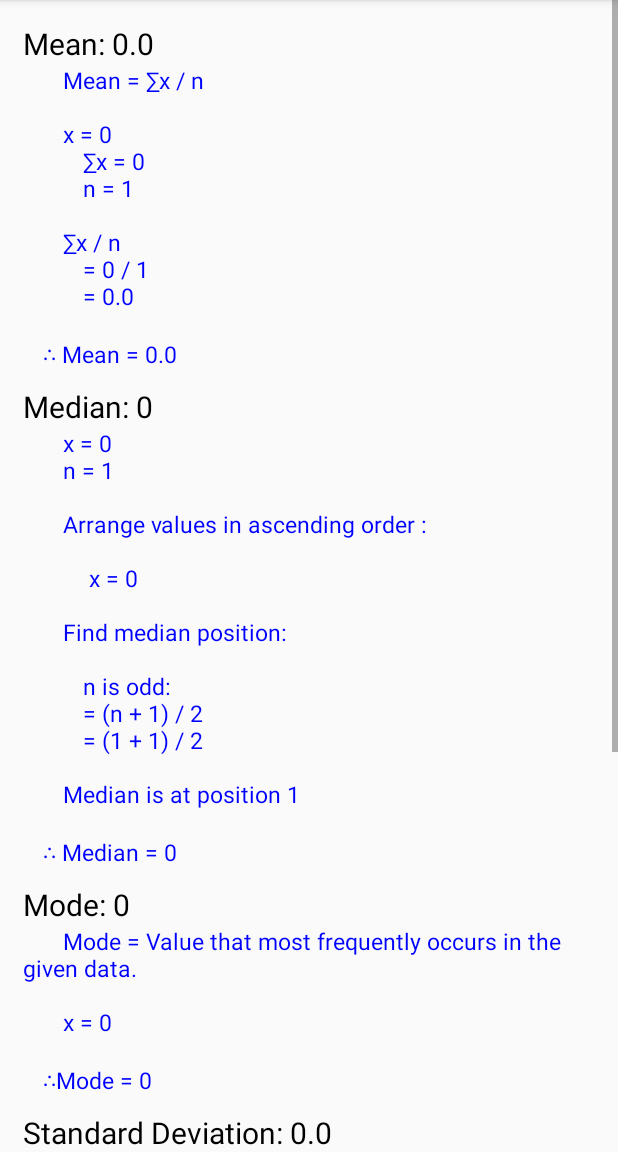
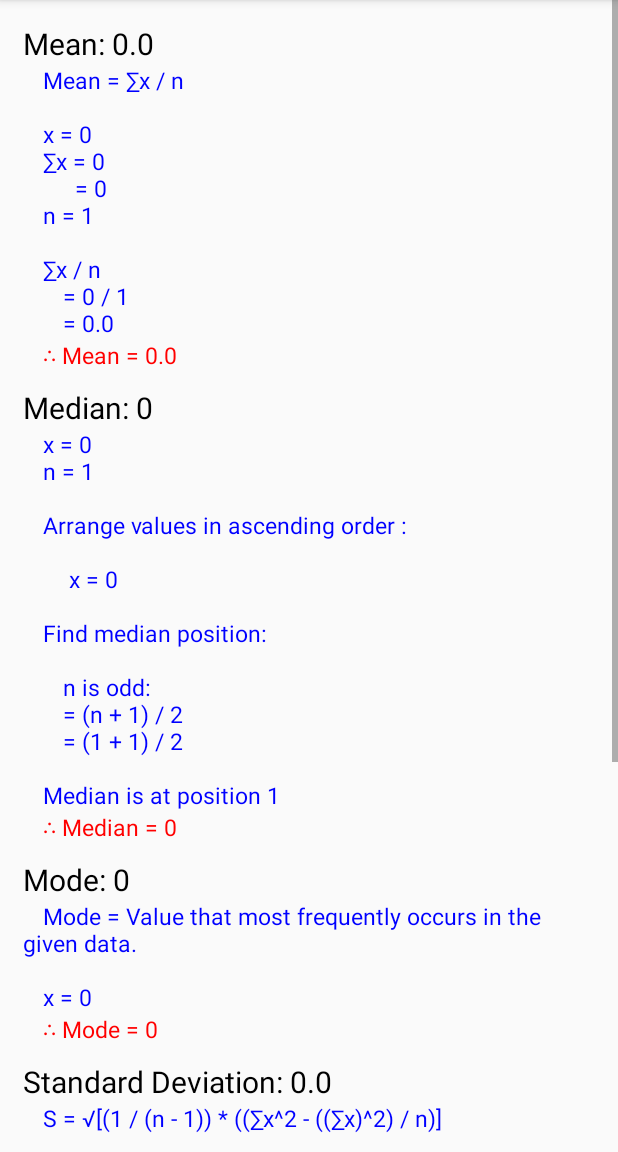
Before and after one commit to Nadzmi-Freelance/Central-Tendency-Snap, an Android app: the screen it shows after launch (Compute), after a tap on "COMPUTE", on a phone screen of 412 x 824 dp, the part 84-1236 px from its top. Run offline under Robolectric (Android 15) with nearby library versions, the phone set to English and light mode, and no system bars; libraries missing offline, so code that uses them is left out: org.apache.commons; network calls fail; 3 statements that could not run were skipped.

Commit message:
Remake the layout of steps in the answer

```diff
--- a/app/src/main/java/com/seladanghijau/centraltendencysnap/activity/Compute.java
+++ b/app/src/main/java/com/seladanghijau/centraltendencysnap/activity/Compute.java
@@ -21,6 +21,7 @@ public class Compute extends AppCompatActivity {
     // views
     TextView tvMean, tvMedian, tvMode, tvStandardDeviation, tvVariance;
     TextView tvMeanStep, tvMedianStep, tvModeStep, tvStandardDeviationStep, tvVarianceStep;
+    TextView tvMeanAnswer, tvMedianAnswer, tvModeAnswer, tvStandardDeviationAnswer, tvVarianceAnswer;
 
     // vars
     int[] ungroupData;
@@ -41,11 +42,18 @@ public class Compute extends AppCompatActivity {
         tvMode = (TextView) findViewById(R.id.tvMode);
         tvStandardDeviation = (TextView) findViewById(R.id.tvStandardDeviation);
         tvVariance = (TextView) findViewById(R.id.tvVariance);
+
         tvMeanStep = (TextView) findViewById(R.id.tvMeanStep);
         tvMedianStep = (TextView) findViewById(R.id.tvMedianStep);
         tvStandardDeviationStep = (TextView) findViewById(R.id.tvStandardDeviationStep);
         tvVarianceStep = (TextView) findViewById(R.id.tvVarianceStep);
         tvModeStep = (TextView) findViewById(R.id.tvModeStep);
+
+        tvMeanAnswer = (TextView) findViewById(R.id.tvMeanAnswer);
+        tvMedianAnswer = (TextView) findViewById(R.id.tvMedianAnswer);
+        tvModeAnswer = (TextView) findViewById(R.id.tvModeAnswer);
+        tvStandardDeviationAnswer = (TextView) findViewById(R.id.tvStandardDeviationAnswer);
+        tvVarianceAnswer = (TextView) findViewById(R.id.tvVarianceAnswer);
     }
 
     private void initVars() {
@@ -60,9 +68,9 @@ public class Compute extends AppCompatActivity {
 
         tvMean.setText("Mean: " + mean);
         tvMedian.setText("Median: " + median);
-        tvMode.setText("Mode: ");
         tvStandardDeviation.setText("Standard Deviation: " + standardDeviation);
         tvVariance.setText("Variance: " + variance);
+        tvMode.setText("Mode: ");
         for(int x=0 ; x<mode.size() ; x++) {
             if(x == mode.size()-1)
                 tvMode.append("" + mode.get(x));
@@ -75,6 +83,12 @@ public class Compute extends AppCompatActivity {
         tvModeStep.setText(calculator.modeStep());
         tvStandardDeviationStep.setText(calculator.standardDeviationStep());
         tvVarianceStep.setText(calculator.varianceStep());
+
+        tvMeanAnswer.setText(calculator.meanAnswer());
+        tvMedianAnswer.setText(calculator.medianAnswer());
+        tvModeAnswer.setText(calculator.modeAnswer());
+        tvStandardDeviationAnswer.setText(calculator.standardDeviationAnswer());
+        tvVarianceAnswer.setText(calculator.varianceAnswer());
     }
     // ---------------------------------------------------------------------------------------------
 }
--- a/app/src/main/java/com/seladanghijau/centraltendencysnap/activity/MainActivity.java
+++ b/app/src/main/java/com/seladanghijau/centraltendencysnap/activity/MainActivity.java
@@ -1,5 +1,6 @@
 package com.seladanghijau.centraltendencysnap.activity;
 
+import android.app.Activity;
 import android.content.Intent;
 import android.content.res.AssetManager;
 import android.graphics.Bitmap;
@@ -92,6 +93,21 @@ public class MainActivity extends AppCompatActivity implements OCRManager, View.
 
         return result;
     }
+
+    public void performCrop(Uri imageUri) {
+        Intent cropIntent;
+
+        try {
+            cropIntent = new Intent("com.android.camera.action.CROP");
+            cropIntent.setDataAndType(imageUri, "image/*");
+            cropIntent.putExtra("crop", "true");
+            cropIntent.putExtra("scale", true);
+            cropIntent.putExtra("noFaceDetection", true);
+            cropIntent.putExtra("return-data", true);
+
+            startActivityForResult(cropIntent, OCRProvider.PIC_CROP);
+        } catch (Exception e) { e.printStackTrace(); }
+    }
     // ---------------------------------------------------------------------------------------------
 
     // listener ------------------------------------------------------------------------------------
@@ -142,25 +158,33 @@ public class MainActivity extends AppCompatActivity implements OCRManager, View.
     }
 
     protected void onActivityResult(int requestCode, int resultCode, Intent data) {
-        if (requestCode == OCRProvider.REQUEST_IMAGE_CAPTURE && resultCode == RESULT_OK) {
-            Bitmap imageBitmap;
+        if(resultCode == RESULT_OK) {
+            switch (requestCode) {
+                case OCRProvider.REQUEST_IMAGE_CAPTURE:
+                    Uri imgUri;
 
-            imageBitmap = (Bitmap) data.getExtras().get("data");
+                    imgUri = data.getData();
+                    performCrop(imgUri);
+                    break;
+                case OCRProvider.REQUEST_IMAGE_UPLOAD:
+                    Uri imageUri;
 
-            ivImg.setImageBitmap(imageBitmap);
-            new ExtractTextAsyncTask(this, this, imageBitmap).execute();
-        } else if (requestCode == OCRProvider.REQUEST_IMAGE_UPLOAD && resultCode == RESULT_OK) {
-            Uri imageUri;
-            Bitmap imageBitmap;
+                    imageUri = data.getData();
+                    performCrop(imageUri);
+                    break;
+                case  OCRProvider.PIC_CROP:
+                    Bundle extras;
+                    Bitmap croppedImg;
 
-            try {
-                imageUri = data.getData();
-                imageBitmap = MediaStore.Images.Media.getBitmap(getContentResolver(), imageUri);
+                    extras = data.getExtras();
+                    croppedImg = extras.getParcelable("data");
+                    croppedImg = OCRProvider.toGrayscale(croppedImg);
 
-                ivImg.setImageBitmap(imageBitmap);
-                new ExtractTextAsyncTask(this, this, imageBitmap).execute();
-            } catch (Exception e) {
-                e.printStackTrace();
+                    ivImg.setImageBitmap(croppedImg);
+                    new ExtractTextAsyncTask(this, this, croppedImg).execute();
+
+                    ivImg.invalidate();
+                    break;
             }
         }
     }
--- a/app/src/main/java/com/seladanghijau/centraltendencysnap/asynctask/ExtractTextAsyncTask.java
+++ b/app/src/main/java/com/seladanghijau/centraltendencysnap/asynctask/ExtractTextAsyncTask.java
@@ -52,9 +52,11 @@ public class ExtractTextAsyncTask extends AsyncTask<Void, Void, Void> {
         try {
             tessBaseAPI = new TessBaseAPI();
             tessBaseAPI.init(OCRProvider.TESSDATA_DIR_PATH + "/", OCRProvider.LANGUAGE);
+            image = OCRProvider.toGrayscale(image); // change image to grayscale
             tessBaseAPI.setImage(image);
 
             result = tessBaseAPI.getUTF8Text();
+            result = result.replaceAll("^[a-zA-Z]+", "");
 
             tessBaseAPI.end();
         } catch (Exception e) { e.printStackTrace(); }
--- a/app/src/main/java/com/seladanghijau/centraltendencysnap/provider/Calculator.java
+++ b/app/src/main/java/com/seladanghijau/centraltendencysnap/provider/Calculator.java
@@ -81,38 +81,42 @@ public class Calculator {
 
     // step methods --------------------------------------------------------------------------------
     public String meanStep() {
-        String info, init, step1, answer;
-        String xList;
+        String info, init, step1;
+        String xList, sumXList;
         int n, sumX;
         int[] x;
 
         sumX = 0;
         xList = "";
+        sumXList = "";
         x = ungroupData;
         n = ungroupData.length;
         for(int a=0 ; a<n ; a++) {
             sumX += x[a];
 
-            if(a == n-1)
+            if(a == n-1) {
                 xList += x[a];
-            else
+                sumXList += x[a];
+            } else {
                 xList += x[a] + ", ";
+                sumXList += x[a] + " + ";
+            }
         }
 
-        info = "\t\tMean = " + Html.fromHtml("&#8721;") + "x / n";
-        init = "\t\tx = " + xList + "\n\t" +
-                "\t\t" + Html.fromHtml("&#8721;") + "x = " + sumX + "\n\t" +
-                "\t\tn = " + n;
-        step1 = "\t\t" + Html.fromHtml("&#8721;") + "x / n\n" +
-                "\t\t\t= " + sumX + " / " + n + "\n" +
-                "\t\t\t= " + ((double) sumX / n);
-        answer = "\t" + Html.fromHtml("&there4;") + " Mean = " + mean();
+        info = "\tMean = " + Html.fromHtml("&#8721;") + "x / n";
+        init = "\tx = " + xList + "\n" +
+                "\t" + Html.fromHtml("&#8721;") + "x = " + sumXList + "\n" +
+                "\t\t  = " + sumX + "\n" +
+                "\tn = " + n;
+        step1 = "\t" + Html.fromHtml("&#8721;") + "x / n\n" +
+                "\t\t= " + sumX + " / " + n + "\n" +
+                "\t\t= " + ((double) sumX / n);
 
-        return info + "\n\n" + init + "\n\n" + step1 + "\n\n" + answer;
+        return info + "\n\n" + init + "\n\n" + step1;
     }
 
     public String medianStep() {
-        String init, step1, step2, step3, step4, answer;
+        String init, step1, step2, step3, step4;
         String xList, sortedXList;
         int varN;
         int[] varX, sortedX;
@@ -132,35 +136,34 @@ public class Calculator {
             }
         }
 
-        init = "\t\tx = " + xList + "\n" +
-                "\t\tn = " + varN;
-        step1 = "\t\tArrange values in ascending order :\n\n" +
-                "\t\t\t x = " + sortedXList;
+        init = "\tx = " + xList + "\n" +
+                "\tn = " + varN;
+        step1 = "\tArrange values in ascending order :\n\n" +
+                "\t\t x = " + sortedXList;
         if(varN % 2 != 0) {
-            step2 = "\t\tFind median position:\n\n" +
-                    "\t\t\tn is odd:\n" +
-                    "\t\t\t= (n + 1) / 2";
-            step3 = "\t\t\t= (" + varN + " + 1) / 2";
+            step2 = "\tFind median position:\n\n" +
+                    "\t\tn is odd:\n" +
+                    "\t\t= (n + 1) / 2";
+            step3 = "\t\t= (" + varN + " + 1) / 2";
         } else {
-            step2 = "\t\tFind median position:\n\n" +
-                    "\t\t\tn is even:\n" +
-                    "\t\t\t= (n/2 + 1)";
-            step3 = "\t\t\t= (" + varN + "/2 +1)\n" +
-                    "\t\t\t= " + ((varN / 2) + 1);
+            step2 = "\tFind median position:\n\n" +
+                    "\t\tn is even:\n" +
+                    "\t\t= (n/2 + 1)";
+            step3 = "\t\t= (" + varN + "/2 +1)\n" +
+                    "\t\t= " + ((varN / 2) + 1);
         }
-        step4 = "\t\tMedian is at position " + ((varN / 2) + 1);
-        answer = "\t" + Html.fromHtml("&there4;") + " Median = " + median();
+        step4 = "\tMedian is at position " + ((varN / 2) + 1);
 
-        return init + "\n\n" + step1 + "\n\n" + step2 + "\n" + step3 + "\n\n" + step4 + "\n\n" + answer;
+
+        return init + "\n\n" + step1 + "\n\n" + step2 + "\n" + step3 + "\n\n" + step4;
     }
 
     public String modeStep() {
-        String info, init, answer;
-        String modeList, xList;
+        String info, init;
+        String xList;
         int[] varX;
 
         xList = "";
-        modeList = "";
         varX = ungroupData.clone();
         for(int x=0 ; x<varX.length ; x++) {
             if(x == varX.length-1)
@@ -168,25 +171,16 @@ public class Calculator {
             else
                 xList += varX[x] + ", ";
         }
-        for(int x=0 ; x<mode().size() ; x++) {
-            Integer varMode = mode().get(x);
 
-            if(x == mode().size()-1)
-                modeList += varMode;
-            else
-                modeList += varMode + ", ";
-        }
+        info = "\tMode = Value that most frequently occurs in the given data.";
+        init = "\tx = " + xList;
 
-        info = "\t\tMode = Value that most frequently occurs in the given data.";
-        init = "\t\tx = " + xList;
-        answer = "\t" + Html.fromHtml("&there4;") + "Mode = " + modeList;
-
-        return info + "\n\n" + init + "\n\n" + answer;
+        return info + "\n\n" + init;
     }
 
     public String standardDeviationStep() {
-        String formula, xList;
-        String info, init, step1, step2, answer;
+        String formula, xList, sumXList, sumX2List;
+        String info, init, step1, step2;
         int varN, sumX, sumX2, sum2X;
         int[] varX, varX2;
 
@@ -204,11 +198,18 @@ public class Calculator {
         sum2X = sumX2 * sumX2;
 
         xList = "";
+        sumXList = "";
+        sumX2List = "";
         for(int x=0 ; x<varN ; x++) {
-            if(x == varN-1)
+            if(x == varN-1) {
                 xList += "" + varX[x];
-            else
+                sumXList += "" + varX[x];
+                sumX2List += "" + varX2[x];
+            } else {
                 xList += "" + varX[x] + ", ";
+                sumXList += "" + varX[x] + " + ";
+                sumX2List += "" + varX2[x] + " + ";
+            }
         }
 
         formula = "S = " + Html.fromHtml("&radic;") +
@@ -217,21 +218,24 @@ public class Calculator {
                     " * " +
                     "(" +
                         "(" +
-                        Html.fromHtml("&sum;") + "x2" +
+                        Html.fromHtml("&sum;") + "x^2" +
                         " - " +
                         "(" +
-                            "(" + Html.fromHtml("&sum;") + "x)2" +
+                            "(" + Html.fromHtml("&sum;") + "x)^2" +
                         ") / n" +
                     ")" +
                 "]";
 
-        info = "\t\t" + formula;
-        init = "\t\tx = " + xList + "\n" +
-                "\t\tn = " + varN + "\n" +
-                "\t\t" + Html.fromHtml("&sum;") + "x = " + sumX + "\n" +
-                "\t\t" + Html.fromHtml("&sum;") + "x2 = " + sumX2 + "\n" +
-                "\t\t(" + Html.fromHtml("&sum;") + "x)2 = " + sum2X;
-        step1 = "\t\tS = " + Html.fromHtml("&radic;") +
+        info = "\t" + formula;
+        init = "\tx = " + xList + "\n" +
+                "\tn = " + varN + "\n" +
+                "\t" + Html.fromHtml("&sum;") + "x = " + sumXList + "\n" +
+                "\t\t  = " + sumX + "\n" +
+                "\t" + Html.fromHtml("&sum;") + "x^2 = " + sumX2List + "\n" +
+                "\t\t\t   = " + sumX2 + "\n" +
+                "\t(" + Html.fromHtml("&sum;") + "x)^2 = (" + sumXList + ")^2\n" +
+                "\t\t\t\t  = " + sum2X;
+        step1 = "\tS = " + Html.fromHtml("&radic;") +
                 "[" +
                     "(1 / (" + varN+ " - 1))" +
                     " * " +
@@ -244,26 +248,74 @@ public class Calculator {
                             ") / " + varN +
                     ")" +
                 "]";
-        step2 = "\t\tS = " + standardDeviation();
-        answer = "\t" + Html.fromHtml("&there4;") + "S = " + standardDeviation();
+        step2 = "\tS = " + standardDeviation();
 
-        return info + "\n\n" + init + "\n\n" + step1 + "\n" + step2 + "\n\n" + answer;
+        return info + "\n\n" + init + "\n\n" + step1 + "\n" + step2;
     }
 
     public String varianceStep() {
         String info, init, answer;
-        double S, S2;
+        double S;
 
         S = standardDeviation();
+
+        info = "\tS = Standard Deviation\n" +
+                "\tVariance = S^2";
+        init = "\tS = " + S + "\n" +
+                "\tS^2 = " + Math.pow(S, 2);
+
+        return info + "\n\n" + init;
+    }
+
+    public String meanAnswer() {
+        String answer;
+
+        answer = "\t" + Html.fromHtml("&there4;") + " Mean = " + mean();
+
+        return answer;
+    }
+
+    public String medianAnswer() {
+        String answer;
+
+        answer = "\t" + Html.fromHtml("&there4;") + " Median = " + median();
+
+        return answer;
+    }
+
+    public String modeAnswer() {
+        String modeList, answer;
+
+        modeList = "";
+        for(int x=0 ; x<mode().size() ; x++) {
+            Integer varMode = mode().get(x);
+
+            if(x == mode().size()-1)
+                modeList += varMode;
+            else
+                modeList += varMode + ", ";
+        }
+        answer = "\t" + Html.fromHtml("&there4;") + " Mode = " + modeList;
+
+        return answer;
+    }
+
+    public String standardDeviationAnswer() {
+        String answer;
+
+        answer = "\t" + Html.fromHtml("&there4;") + " S = " + standardDeviation();
+
+        return answer;
+    }
+
+    public String varianceAnswer() {
+        String answer;
+        double S2;
+
         S2 = variance();
-
-        info = "\t\tS = Standard Deviation\n" +
-                "\t\tVariance = S X S";
-        init = "\t\tS = " + S + "\n" +
-                "\t\tS X S = " + Math.pow(S, 2);
         answer = "\t" + Html.fromHtml("&there4;") + " Variance = " + S2;
 
-        return info + "\n\n" + init + "\n\n" + answer;
+        return answer;
     }
     // ---------------------------------------------------------------------------------------------
 
--- a/app/src/main/java/com/seladanghijau/centraltendencysnap/provider/OCRProvider.java
+++ b/app/src/main/java/com/seladanghijau/centraltendencysnap/provider/OCRProvider.java
@@ -1,5 +1,14 @@
 package com.seladanghijau.centraltendencysnap.provider;
 
+import android.app.Activity;
+import android.content.Context;
+import android.content.Intent;
+import android.graphics.Bitmap;
+import android.graphics.Canvas;
+import android.graphics.ColorMatrix;
+import android.graphics.ColorMatrixColorFilter;
+import android.graphics.Paint;
+import android.net.Uri;
 import android.os.Environment;
 
 /**
@@ -13,4 +22,28 @@ public class OCRProvider {
 
     public static final int REQUEST_IMAGE_CAPTURE = 1;
     public static final int REQUEST_IMAGE_UPLOAD = 2;
+    public static final int PIC_CROP = 3;
+
+    public static Bitmap toGrayscale(Bitmap image) {
+        int width, height;
+        Paint grayscalePaint;
+        Bitmap grayscale;
+        Canvas grayscaleCanvas;
+        ColorMatrix colorMatrix;
+        ColorMatrixColorFilter colorMatrixColorFilter;
+
+        width = image.getWidth();
+        height = image.getHeight();
+        grayscale = Bitmap.createBitmap(width, height, Bitmap.Config.ARGB_8888);
+        grayscaleCanvas = new Canvas(grayscale);
+        grayscalePaint = new Paint();
+        colorMatrix = new ColorMatrix();
+
+        colorMatrix.setSaturation(0);
+        colorMatrixColorFilter = new ColorMatrixColorFilter(colorMatrix);
+        grayscalePaint.setColorFilter(colorMatrixColorFilter);
+        grayscaleCanvas.drawBitmap(image, 0, 0, grayscalePaint);
+
+        return grayscale;
+    }
 }
--- a/app/src/main/res/layout/activity_compute.xml
+++ b/app/src/main/res/layout/activity_compute.xml
@@ -36,6 +36,13 @@
                     android:layout_height="wrap_content"
                     android:textSize="15dp"
                     android:textColor="#0000ff" />
+
+                <TextView
+                    android:id="@+id/tvMeanAnswer"
+                    android:layout_width="match_parent"
+                    android:layout_height="wrap_content"
+                    android:textSize="15dp"
+                    android:textColor="#FF0000" />
             </LinearLayout>
 
             <LinearLayout
@@ -58,6 +65,13 @@
                     android:layout_height="wrap_content"
                     android:textSize="15dp"
                     android:textColor="#0000ff" />
+
+                <TextView
+                    android:id="@+id/tvMedianAnswer"
+                    android:layout_width="match_parent"
+                    android:layout_height="wrap_content"
+                    android:textSize="15dp"
+                    android:textColor="#FF0000" />
             </LinearLayout>
 
             <LinearLayout
@@ -80,6 +94,13 @@
                     android:layout_height="wrap_content"
                     android:textSize="15dp"
                     android:textColor="#0000ff" />
+
+                <TextView
+                    android:id="@+id/tvModeAnswer"
+                    android:layout_width="match_parent"
+                    android:layout_height="wrap_content"
+                    android:textSize="15dp"
+                    android:textColor="#FF0000" />
             </LinearLayout>
 
             <LinearLayout
@@ -102,6 +123,13 @@
                     android:layout_height="wrap_content"
                     android:textSize="15dp"
                     android:textColor="#0000ff" />
+
+                <TextView
+                    android:id="@+id/tvStandardDeviationAnswer"
+                    android:layout_width="match_parent"
+                    android:layout_height="wrap_content"
+                    android:textSize="15dp"
+                    android:textColor="#FF0000" />
             </LinearLayout>
 
             <LinearLayout
@@ -124,6 +152,13 @@
                     android:layout_height="wrap_content"
                     android:textSize="15dp"
                     android:textColor="#0000ff" />
+
+                <TextView
+                    android:id="@+id/tvVarianceAnswer"
+                    android:layout_width="match_parent"
+                    android:layout_height="wrap_content"
+                    android:textSize="15dp"
+                    android:textColor="#FF0000" />
             </LinearLayout>
         </LinearLayout>
     </ScrollView>
```
